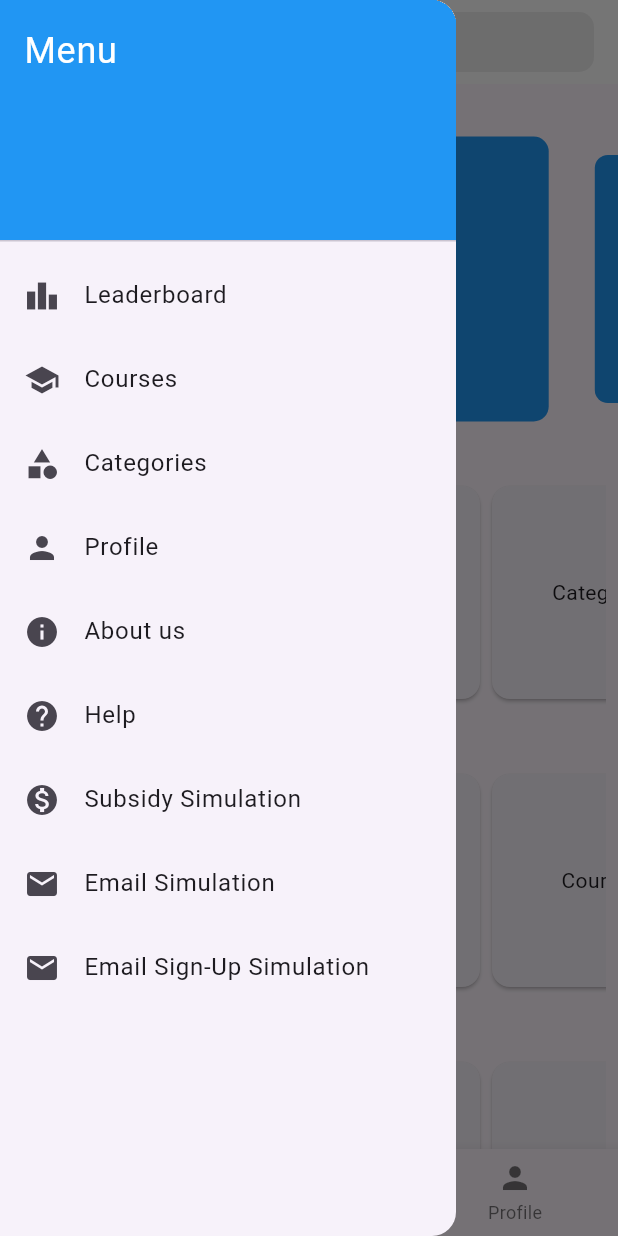
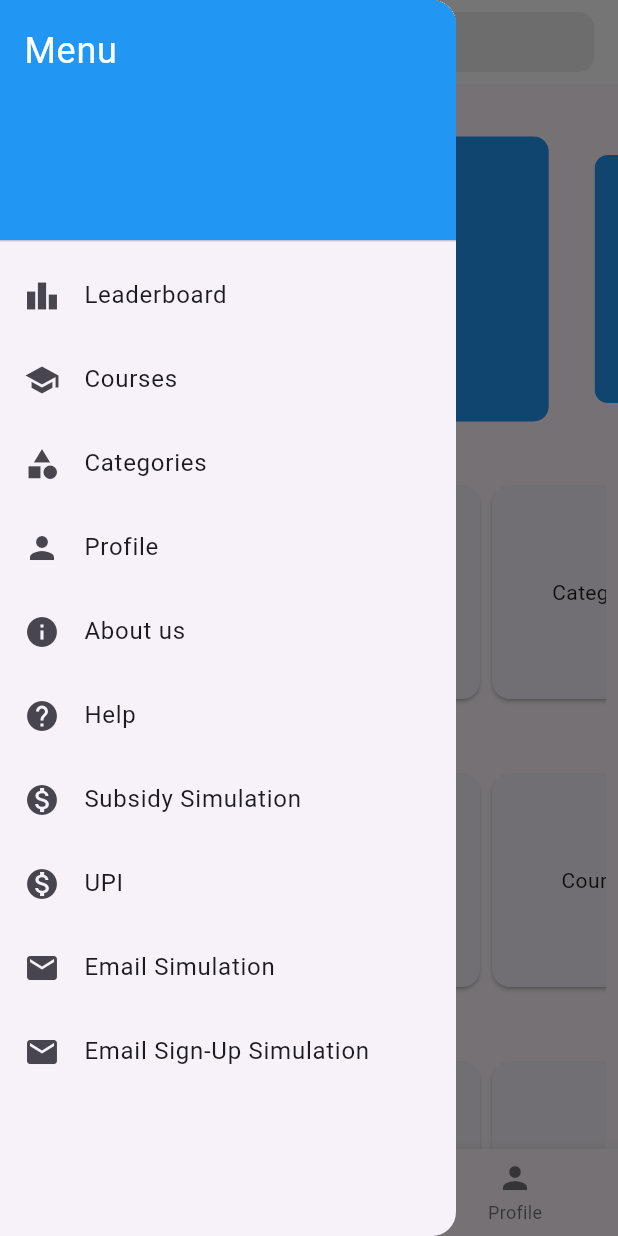
Before and after one commit to adi99304/DigiSetu, a Flutter app: the HomeScreen screen opened by its route, with the side drawer open, on a phone screen of 412 x 824 dp. Run offline on Flutter 3.47's test engine with Material 3 defaults, Android fonts, the phone set to English and light mode, and no system bars; drawn by our look-alikes of carousel_slider; our stand-ins replace animate_do, file_picker, shared_preferences; accounts and stored records are empty.

Commit message:
riddhis commit 2

```diff
--- a/lib/main.dart
+++ b/lib/main.dart
@@ -197,6 +197,13 @@ class _HomeScreenState extends State<HomeScreen> {
               title: Text('Subsidy Simulation'),
               onTap: () {
                 Navigator.pushReplacementNamed(context, '/subsidy');
+              },
+            ),
+            ListTile(
+              leading: Icon(Icons.monetization_on),
+              title: Text('UPI'),
+              onTap: () {
+                Navigator.pushReplacementNamed(context, '/upi');
               },
             ),
             ListTile(
```
